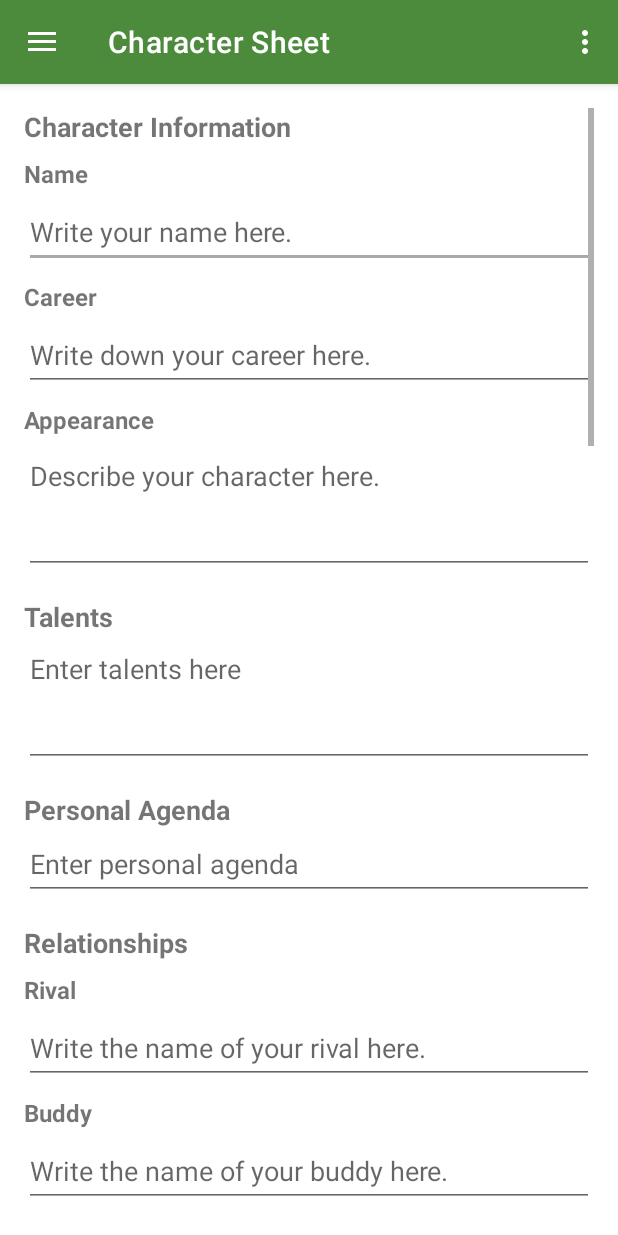
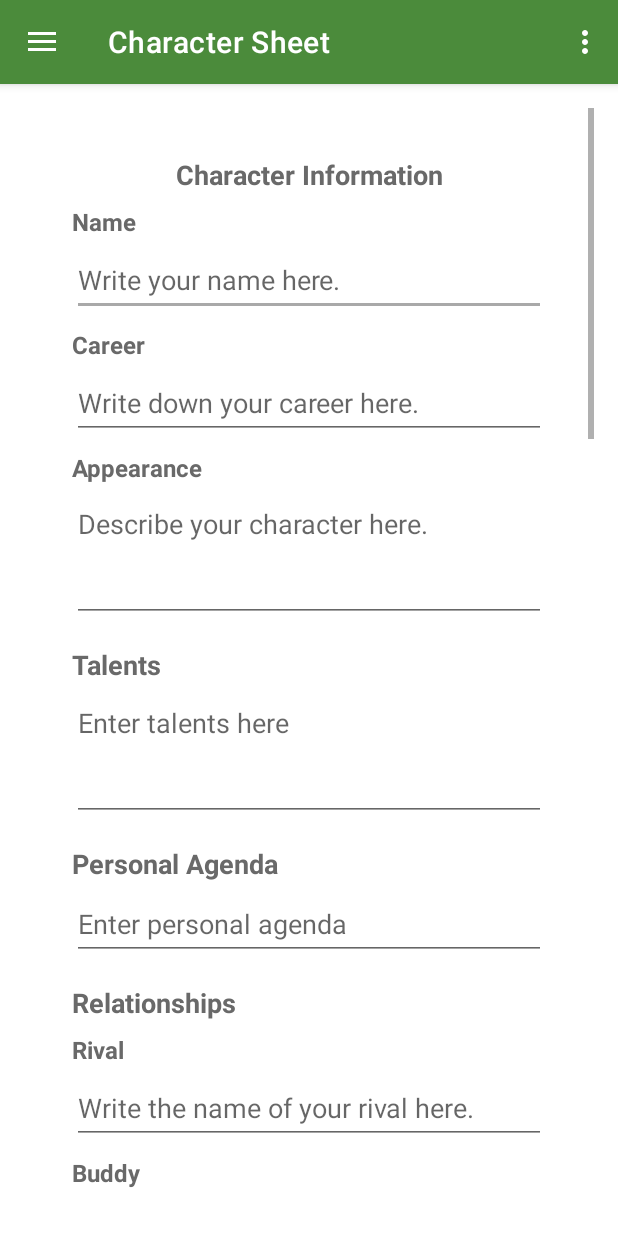
Before and after one commit to Mervhd/Alien-RPG-Command-HUb, an Android app: the screen it shows after launch (MainActivity), in the side drawer, after a tap on "Character Sheet", on a phone screen of 412 x 824 dp. Run offline under Robolectric (Android 15) with nearby library versions, the phone set to English and light mode, and no system bars; our stand-ins replace navigation-ui.

Commit message:
Fixed Dice Roller Crash FIxed more bugs Honed layout design

```diff
--- a/app/src/main/java/com/example/alienrpgcommandhub/InventoryTracker.kt
+++ b/app/src/main/java/com/example/alienrpgcommandhub/InventoryTracker.kt
@@ -1,4 +1,4 @@
-package com.example.alienrpgcommandhub.ui
+package com.example.alienrpgcommandhub
 
 import android.os.Bundle
 import android.view.LayoutInflater
@@ -8,11 +8,12 @@ import android.widget.Button
 import android.widget.EditText
 import androidx.fragment.app.Fragment
 import androidx.lifecycle.lifecycleScope
-import com.example.alienrpgcommandhub.R
+
 import com.example.alienrpgcommandhub.data.AppDatabase
 import com.example.alienrpgcommandhub.data.InventoryItem
 import kotlinx.coroutines.launch
 
+@Suppress("unused")
 class InventoryTracker : Fragment() {
 
     private lateinit var etGear1: EditText
--- a/app/src/main/java/com/example/alienrpgcommandhub/MainActivity.kt
+++ b/app/src/main/java/com/example/alienrpgcommandhub/MainActivity.kt
@@ -2,7 +2,7 @@ package com.example.alienrpgcommandhub
 
 import android.os.Bundle
 import android.view.Menu
-import com.google.android.material.snackbar.Snackbar
+
 import com.google.android.material.navigation.NavigationView
 import androidx.navigation.findNavController
 import androidx.navigation.ui.AppBarConfiguration
--- a/app/src/main/res/layout/character_information.xml
+++ b/app/src/main/res/layout/character_information.xml
@@ -1,90 +1,105 @@
 <?xml version="1.0" encoding="utf-8"?>
-<LinearLayout xmlns:android="http://schemas.android.com/apk/res/android"
+<ScrollView xmlns:android="http://schemas.android.com/apk/res/android"
+    xmlns:app="http://schemas.android.com/apk/res-auto"
+    android:layout_width="match_parent"
+    android:layout_height="match_parent"
     xmlns:tools="http://schemas.android.com/tools"
+    android:padding="16dp">
+
+    <androidx.constraintlayout.widget.ConstraintLayout
         android:layout_width="match_parent"
-    android:layout_height="wrap_content"
-    android:orientation="vertical">
+        android:layout_height="wrap_content">
 
         <!-- Character Information -->
         <TextView
+            android:id="@+id/character_information"
             android:layout_width="wrap_content"
             android:layout_height="wrap_content"
             android:text="@string/character_information"
             android:textSize="18sp"
-        android:textStyle="bold" />
+            android:textStyle="bold"
+            android:textColor="@color/gray_700"
+            app:layout_constraintTop_toTopOf="parent"
+            app:layout_constraintStart_toStartOf="parent"
+            app:layout_constraintEnd_toEndOf="parent"
+            android:layout_marginTop="16dp" />
 
         <!-- Name -->
-    <LinearLayout
-        android:layout_width="match_parent"
-        android:layout_height="wrap_content"
-        android:orientation="vertical"
-        android:layout_marginTop="8dp">
-
         <TextView
+            android:id="@+id/label_name"
             android:layout_width="wrap_content"
             android:layout_height="wrap_content"
             android:text="@string/label_name"
             android:textSize="16sp"
             android:textStyle="bold"
-            android:layout_marginBottom="4dp" />
+            android:textColor="@color/gray_700"
+            app:layout_constraintTop_toBottomOf="@id/character_information"
+            app:layout_constraintStart_toStartOf="parent"
+            android:layout_marginTop="8dp"
+            android:layout_marginStart="16dp" />
 
         <EditText
             android:id="@+id/et_name"
-            android:layout_width="match_parent"
+            android:layout_width="0dp"
             android:layout_height="wrap_content"
-            android:maxWidth="488dp"
             android:minHeight="48dp"
             android:hint="@string/hint_name"
             android:autofillHints="name"
-            android:inputType="textPersonName" />
-    </LinearLayout>
+            android:inputType="textPersonName"
+            app:layout_constraintTop_toBottomOf="@id/label_name"
+            app:layout_constraintStart_toStartOf="parent"
+            app:layout_constraintEnd_toEndOf="parent"
+            android:layout_marginStart="16dp"
+            android:layout_marginEnd="16dp"
+            android:layout_marginTop="4dp" />
 
         <!-- Career -->
-    <LinearLayout
-        android:layout_width="match_parent"
-        android:layout_height="wrap_content"
-        android:orientation="vertical"
-        android:layout_marginTop="8dp">
-
         <TextView
+            android:id="@+id/label_career"
             android:layout_width="wrap_content"
             android:layout_height="wrap_content"
             android:text="@string/label_career"
             android:textSize="16sp"
             android:textStyle="bold"
-            android:layout_marginBottom="4dp" />
+            android:textColor="@color/gray_700"
+            app:layout_constraintTop_toBottomOf="@id/et_name"
+            app:layout_constraintStart_toStartOf="parent"
+            android:layout_marginTop="8dp"
+            android:layout_marginStart="16dp" />
 
         <EditText
             android:id="@+id/et_career"
-            android:layout_width="match_parent"
+            android:layout_width="0dp"
             android:layout_height="wrap_content"
-            android:maxWidth="488dp"
             android:minHeight="48dp"
             android:hint="@string/hint_career"
             android:inputType="text"
-            android:autofillHints="jobTitle"/>
-    </LinearLayout>
+            android:autofillHints="jobTitle"
+            app:layout_constraintTop_toBottomOf="@id/label_career"
+            app:layout_constraintStart_toStartOf="parent"
+            app:layout_constraintEnd_toEndOf="parent"
+            android:layout_marginStart="16dp"
+            android:layout_marginEnd="16dp"
+            android:layout_marginTop="4dp" />
 
         <!-- Appearance -->
-    <LinearLayout
-        android:layout_width="match_parent"
-        android:layout_height="wrap_content"
-        android:orientation="vertical"
-        android:layout_marginTop="8dp">
-
         <TextView
+            android:id="@+id/label_appearance"
             android:layout_width="wrap_content"
             android:layout_height="wrap_content"
             android:text="@string/label_appearance"
             android:textSize="16sp"
             android:textStyle="bold"
-            android:layout_marginBottom="4dp" />
+            android:textColor="@color/gray_700"
+            app:layout_constraintTop_toBottomOf="@id/et_career"
+            app:layout_constraintStart_toStartOf="parent"
+            android:layout_marginTop="8dp"
+            android:layout_marginStart="16dp" />
 
         <EditText
             android:id="@+id/et_appearance"
-            android:layout_width="match_parent"
+            android:layout_width="0dp"
             android:layout_height="wrap_content"
-            android:maxWidth="488dp"
             android:minHeight="48dp"
             android:hint="@string/hint_appearance"
             android:inputType="textMultiLine"
@@ -92,108 +107,146 @@
             android:maxLines="5"
             android:gravity="top"
             android:autofillHints="none"
-            tools:ignore="VisualLintTextFieldSize" />
-    </LinearLayout>
+            tools:ignore="VisualLintTextFieldSize"
+            app:layout_constraintTop_toBottomOf="@id/label_appearance"
+            app:layout_constraintStart_toStartOf="parent"
+            app:layout_constraintEnd_toEndOf="parent"
+            android:layout_marginStart="16dp"
+            android:layout_marginEnd="16dp"
+            android:layout_marginTop="4dp" />
 
         <!-- Talents -->
         <TextView
+            android:id="@+id/label_talents"
             android:layout_width="wrap_content"
             android:layout_height="wrap_content"
             android:text="@string/label_talents"
             android:textSize="18sp"
             android:textStyle="bold"
-        android:layout_marginTop="16dp" />
+            android:textColor="@color/gray_700"
+            app:layout_constraintTop_toBottomOf="@id/et_appearance"
+            app:layout_constraintStart_toStartOf="parent"
+            android:layout_marginTop="16dp"
+            android:layout_marginStart="16dp" />
 
         <EditText
             android:id="@+id/et_talents"
-        android:layout_width="match_parent"
+            android:layout_width="0dp"
             android:layout_height="wrap_content"
-        android:maxWidth="488dp"
+            android:minHeight="48dp"
             android:hint="@string/hint_talents"
             android:inputType="textMultiLine"
             android:gravity="top"
             android:minLines="3"
-        android:autofillHints="none" />
+            android:autofillHints="none"
+            app:layout_constraintTop_toBottomOf="@id/label_talents"
+            app:layout_constraintStart_toStartOf="parent"
+            app:layout_constraintEnd_toEndOf="parent"
+            android:layout_marginStart="16dp"
+            android:layout_marginEnd="16dp"
+            android:layout_marginTop="4dp" />
 
         <!-- Personal Agenda -->
         <TextView
+            android:id="@+id/label_personal_agenda"
             android:layout_width="wrap_content"
             android:layout_height="wrap_content"
             android:text="@string/label_personal_agenda"
             android:textSize="18sp"
             android:textStyle="bold"
-        android:layout_marginTop="16dp" />
+            android:textColor="@color/gray_700"
+            app:layout_constraintTop_toBottomOf="@id/et_talents"
+            app:layout_constraintStart_toStartOf="parent"
+            android:layout_marginTop="16dp"
+            android:layout_marginStart="16dp" />
 
         <EditText
             android:id="@+id/et_personal_agenda"
-        android:layout_width="match_parent"
+            android:layout_width="0dp"
             android:layout_height="wrap_content"
-        android:maxWidth="488dp"
             android:minHeight="48dp"
             android:hint="@string/hint_personal_agenda"
             android:inputType="text"
-        android:autofillHints="none" />
+            android:autofillHints="none"
+            app:layout_constraintTop_toBottomOf="@id/label_personal_agenda"
+            app:layout_constraintStart_toStartOf="parent"
+            app:layout_constraintEnd_toEndOf="parent"
+            android:layout_marginStart="16dp"
+            android:layout_marginEnd="16dp"
+            android:layout_marginTop="4dp" />
 
         <!-- Relationships -->
         <TextView
+            android:id="@+id/label_relationships"
             android:layout_width="wrap_content"
             android:layout_height="wrap_content"
             android:text="@string/label_relationships"
             android:textSize="18sp"
             android:textStyle="bold"
-        android:layout_marginTop="16dp" />
+            android:textColor="@color/gray_700"
+            app:layout_constraintTop_toBottomOf="@id/et_personal_agenda"
+            app:layout_constraintStart_toStartOf="parent"
+            android:layout_marginTop="16dp"
+            android:layout_marginStart="16dp" />
 
         <!-- Rival -->
-    <LinearLayout
-        android:layout_width="match_parent"
-        android:layout_height="wrap_content"
-        android:orientation="vertical"
-        android:layout_marginTop="8dp">
-
         <TextView
+            android:id="@+id/label_rival"
             android:layout_width="wrap_content"
             android:layout_height="wrap_content"
             android:text="@string/label_rival"
             android:textSize="16sp"
             android:textStyle="bold"
-            android:layout_marginBottom="4dp" />
+            android:textColor="@color/gray_700"
+            app:layout_constraintTop_toBottomOf="@id/label_relationships"
+            app:layout_constraintStart_toStartOf="parent"
+            android:layout_marginTop="8dp"
+            android:layout_marginStart="16dp" />
 
         <EditText
             android:id="@+id/et_rival"
-            android:layout_width="match_parent"
+            android:layout_width="0dp"
             android:layout_height="wrap_content"
-            android:maxWidth="488dp"
             android:minHeight="48dp"
             android:hint="@string/hint_rival"
             android:inputType="textPersonName"
             tools:ignore="TextContrastCheck"
-            android:autofillHints="none" />
-    </LinearLayout>
+            android:autofillHints="none"
+            app:layout_constraintTop_toBottomOf="@id/label_rival"
+            app:layout_constraintStart_toStartOf="parent"
+            app:layout_constraintEnd_toEndOf="parent"
+            android:layout_marginStart="16dp"
+            android:layout_marginEnd="16dp"
+            android:layout_marginTop="4dp" />
 
         <!-- Buddy -->
-    <LinearLayout
-        android:layout_width="match_parent"
-        android:layout_height="wrap_content"
-        android:orientation="vertical"
-        android:layout_marginTop="8dp">
-
         <TextView
+            android:id="@+id/label_buddy"
             android:layout_width="wrap_content"
             android:layout_height="wrap_content"
             android:text="@string/label_buddy"
             android:textSize="16sp"
             android:textStyle="bold"
-            android:layout_marginBottom="4dp" />
+            android:textColor="@color/gray_700"
+            app:layout_constraintTop_toBottomOf="@id/et_rival"
+            app:layout_constraintStart_toStartOf="parent"
+            android:layout_marginTop="8dp"
+            android:layout_marginStart="16dp" />
 
         <EditText
             android:id="@+id/et_buddy"
-            android:layout_width="match_parent"
-            android:layout_height="48dp"
-            android:maxWidth="488dp"
+            android:layout_width="0dp"
+            android:layout_height="wrap_content"
             android:minHeight="48dp"
             android:hint="@string/hint_buddy"
             android:inputType="textPersonName"
-            android:autofillHints="none" />
-    </LinearLayout>
+            android:autofillHints="none"
+            app:layout_constraintTop_toBottomOf="@id/label_buddy"
+            app:layout_constraintStart_toStartOf="parent"
+            app:layout_constraintEnd_toEndOf="parent"
+            android:layout_marginStart="16dp"
+            android:layout_marginEnd="16dp"
+            android:layout_marginTop="4dp" />
 
-</LinearLayout>
+    </androidx.constraintlayout.widget.ConstraintLayout>
+</ScrollView>
--- a/app/src/main/res/layout/fragment_character_sheet.xml
+++ b/app/src/main/res/layout/fragment_character_sheet.xml
@@ -14,15 +14,6 @@
         <!-- Include Character Information -->
         <include
             layout="@layout/character_information" />
-
-        <!-- Include Stress, Health, and Radiation Section -->
-        <include
-            layout="@layout/stress_health_radiation" />
-
-        <!-- Include Consumables -->
-        <include
-            layout="@layout/consumables" />
-
 
         <!-- Attributes and Skills -->
         <TextView
@@ -50,6 +41,14 @@
         <include
             layout="@layout/wits_skills" />
 
+        <!-- Include Stress, Health, and Radiation Section -->
+        <include
+            layout="@layout/stress_health_radiation" />
+
+        <!-- Include Consumables -->
+        <include
+            layout="@layout/consumables" />
+
         <!-- Include Experience Points -->
         <include
             layout="@layout/experience_points"/>
--- a/app/src/main/res/layout/stress_health_radiation.xml
+++ b/app/src/main/res/layout/stress_health_radiation.xml
@@ -1,5 +1,6 @@
 <?xml version="1.0" encoding="utf-8"?>
 <LinearLayout xmlns:android="http://schemas.android.com/apk/res/android"
+    xmlns:tools="http://schemas.android.com/tools"
     android:layout_width="match_parent"
     android:layout_height="wrap_content"
     android:orientation="vertical"
@@ -37,8 +38,8 @@
             android:focusable="false"
             android:gravity="center"
             android:inputType="none"
-
-            android:text="@string/default_value_0" />
+            android:text="@string/default_value_0"
+            tools:ignore="LabelFor" />
 
         <Button
             android:id="@+id/btn_add_stress"
@@ -46,14 +47,16 @@
             android:layout_height="wrap_content"
             android:contentDescription="@string/describe_add_stress"
 
-            android:text="@string/button_add" />
+            android:text="@string/button_add"
+            tools:ignore="TextContrastCheck" />
 
         <Button
             android:id="@+id/btn_subtract_stress"
             android:layout_width="wrap_content"
             android:layout_height="wrap_content"
+            android:contentDescription="@string/describe_subtract_stress"
             android:text="@string/button_subtract"
-            android:contentDescription="@string/describe_subtract_stress" />
+            tools:ignore="TextContrastCheck" />
     </LinearLayout>
 
     <LinearLayout
@@ -80,21 +83,24 @@
             android:clickable="false"
             android:text="@string/default_value_0"
             android:gravity="center"
-            android:autofillHints="none" />
+            android:autofillHints="none"
+            tools:ignore="LabelFor,VisualLintTextFieldSize" />
 
         <Button
             android:id="@+id/btn_add_health"
             android:layout_width="wrap_content"
             android:layout_height="wrap_content"
+            android:contentDescription="@string/describe_add_health"
             android:text="@string/button_add"
-            android:contentDescription="@string/describe_add_health" />
+            tools:ignore="TextContrastCheck" />
 
         <Button
             android:id="@+id/btn_subtract_health"
             android:layout_width="wrap_content"
             android:layout_height="wrap_content"
+            android:contentDescription="@string/describe_subtract_health"
             android:text="@string/button_subtract"
-            android:contentDescription="@string/describe_subtract_health" />
+            tools:ignore="TextContrastCheck" />
     </LinearLayout>
 
     <LinearLayout
@@ -121,20 +127,23 @@
             android:clickable="false"
             android:text="@string/default_value_0"
             android:gravity="center"
-            android:autofillHints="none" />
+            android:autofillHints="none"
+            tools:ignore="LabelFor" />
 
         <Button
             android:id="@+id/btn_add_radiation"
             android:layout_width="wrap_content"
             android:layout_height="wrap_content"
+            android:contentDescription="@string/describe_add_radiation"
             android:text="@string/button_add"
-            android:contentDescription="@string/describe_add_radiation" />
+            tools:ignore="TextContrastCheck" />
 
         <Button
             android:id="@+id/btn_subtract_radiation"
             android:layout_width="wrap_content"
             android:layout_height="wrap_content"
+            android:contentDescription="@string/describe_subtract_radiation"
             android:text="@string/button_subtract"
-            android:contentDescription="@string/describe_subtract_radiation" />
+            tools:ignore="TextContrastCheck" />
     </LinearLayout>
 </LinearLayout>
--- a/app/src/main/res/navigation/mobile_navigation.xml
+++ b/app/src/main/res/navigation/mobile_navigation.xml
@@ -19,13 +19,13 @@
 
     <fragment
         android:id="@+id/nav_inventory_tracker"
-        android:name="com.example.alienrpgcommandhub.ui.InventoryTracker"
+        android:name="com.example.alienrpgcommandhub.InventoryTracker"
         android:label="Inventory Tracker"
         tools:layout="@layout/fragment_inventory_tracker" />
 
     <fragment
         android:id="@+id/nav_dice_roller"
-        android:name="com.example.alienrpgcommandhub.UI.DiceRollerFragment"
+        android:name="com.example.alienrpgcommandhub.DiceRollerFragment"
         android:label="Dice Roller"
         tools:layout="@layout/fragment_dice_roller" />
 
```
Lines whose indentation alone changed are shown as unchanged.
